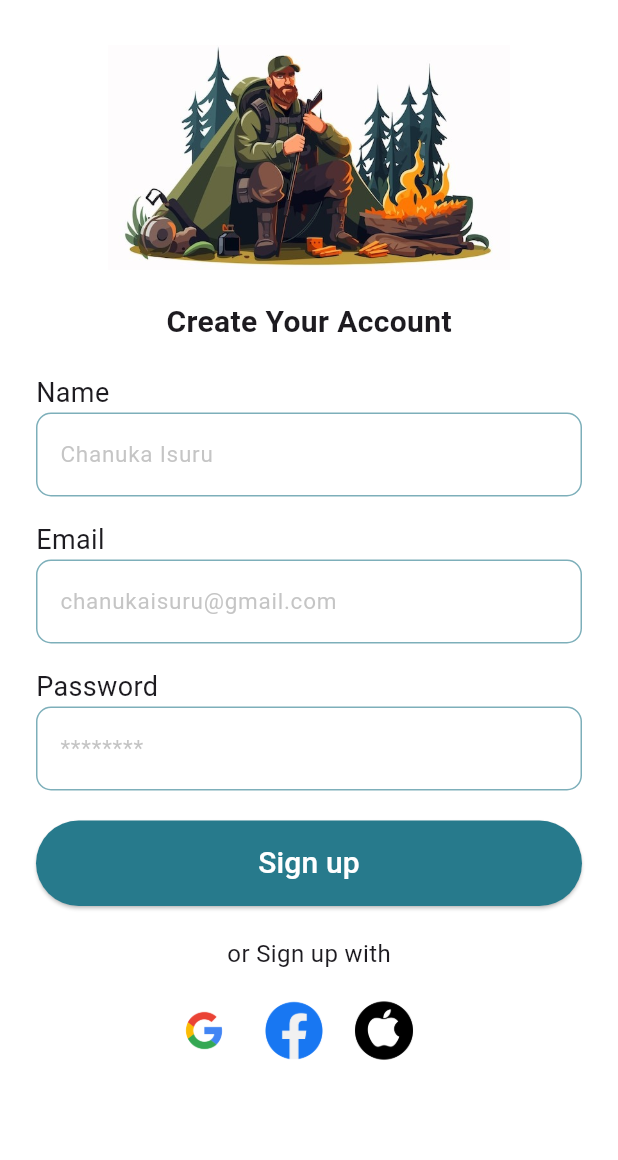
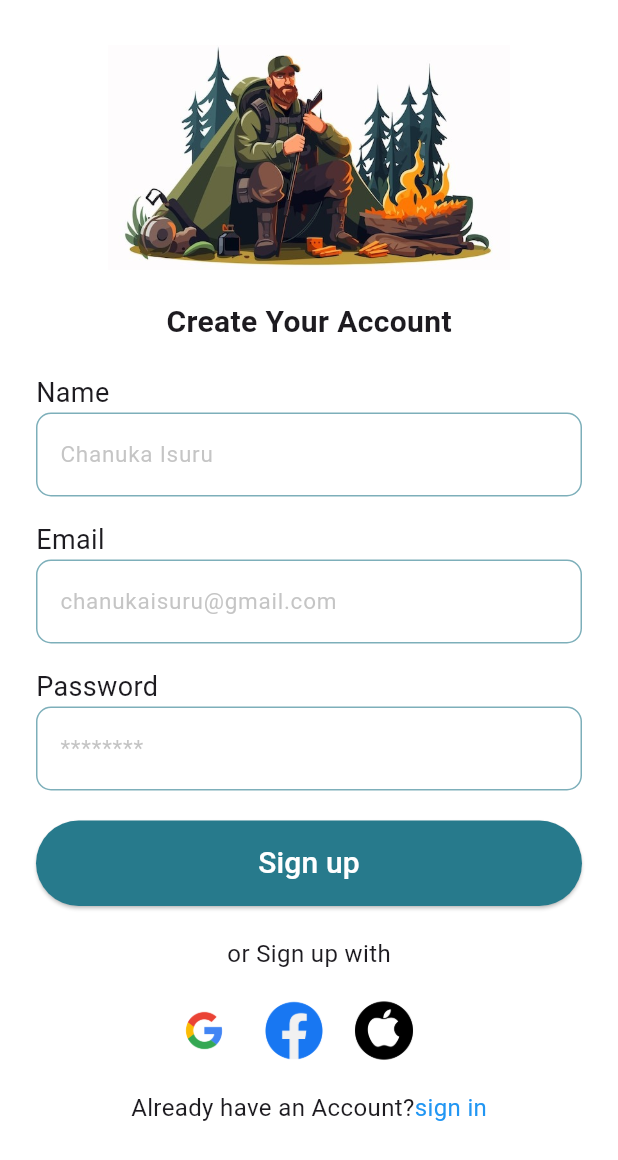
Before and after one commit to Chanukaisuru/CampKit, a Flutter app: the SignUpPage screen opened directly, on a phone screen of 412 x 824 dp. Shown: the top 1160 px of the screen. Run offline on Flutter 3.47's test engine with Material 3 defaults, Android fonts, the phone set to English and light mode, and no system bars.

Commit message:
modified:   lib/signIn_and_signUp/sign_up_page.dart create text fo go to sign in page

```diff
--- a/lib/signIn_and_signUp/sign_up_page.dart
+++ b/lib/signIn_and_signUp/sign_up_page.dart
@@ -103,8 +103,26 @@ class SignUpPage extends StatelessWidget{
 
                     ],
                   ),
+                  SizedBox(height: 20),
+                  Row(
+                    mainAxisAlignment: MainAxisAlignment.center,
+                    children: [
+                      Text('Already have an Account?',
+                      style: TextStyle(fontSize: 16),
+                      ),
 
+                      GestureDetector(
+                        onTap: (){
+                          //navigation path
+                        },
 
+                        child: Text('sign in',
+                        style: TextStyle(fontSize: 16,color:Colors.blue),
+
+                        ),
+                      ),
+                    ],
+                  ),
 
 
 
```
